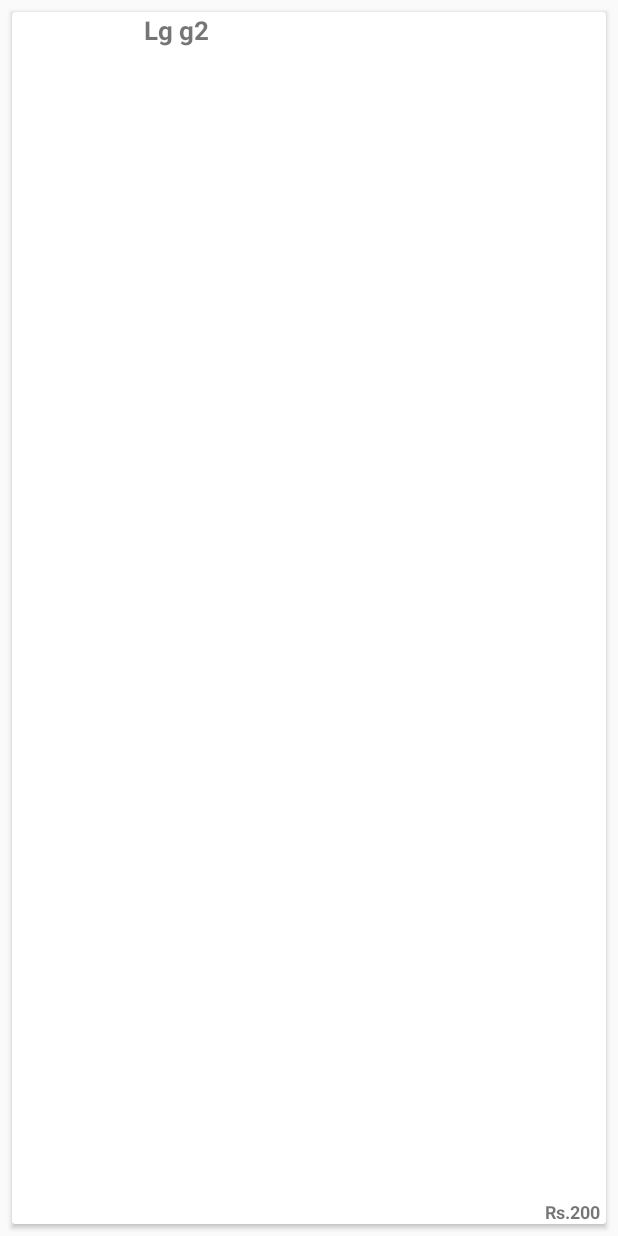
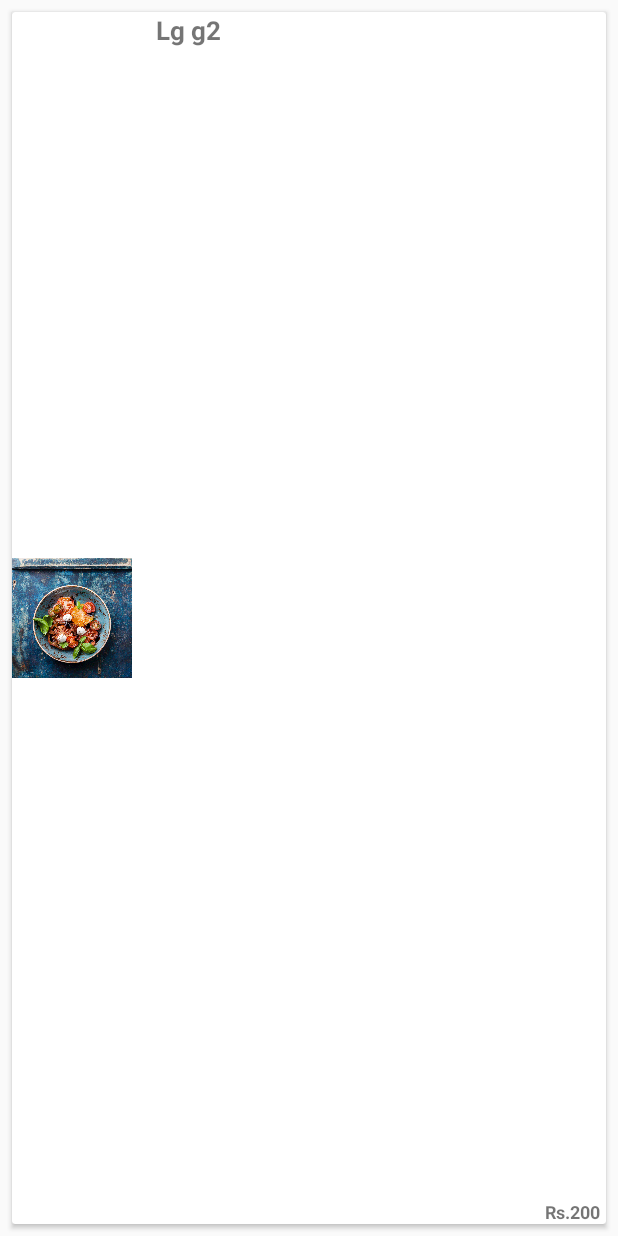
Before and after one commit to mobeenriaz89/AndroidProjects, an Android app: the layout list_row.xml on its own in the app's theme, with its tools: preview values and no code run, on a phone screen of 412 x 824 dp. Run offline under Robolectric (Android 15) with nearby library versions, the phone set to English and light mode, and no system bars.

Commit message:
payment gateway started

```diff
--- a/app/src/main/java/com/mubeen/vanesa/activites/MainActivity.java
+++ b/app/src/main/java/com/mubeen/vanesa/activites/MainActivity.java
@@ -41,6 +41,7 @@ public class MainActivity extends AppCompatActivity
     TextView nav_username;
     TextView nav_email;
     Button button_retry;
+    View count;
     SQLiteHandler db;
     SessionManager session;
     @Override
@@ -88,10 +89,12 @@ public class MainActivity extends AppCompatActivity
     private void loadData() {
         if(AppConfig.isNetworkStatusAvialable (getApplicationContext())) {
             button_retry.setVisibility(View.GONE);
+            getActionBar().show();
             updateNavHeader();
             FragmentTransaction ft = getSupportFragmentManager().beginTransaction();
             ft.replace(R.id.FragmentContainer,new ItemFragment()).commit();
         } else {
+            getActionBar().hide();
             button_retry.setVisibility(View.VISIBLE);
             View parentLayout = findViewById(R.id.content_main);
             Snackbar.make(parentLayout, "Please check your Internet Connection", Snackbar.LENGTH_SHORT).show();
--- a/app/src/main/res/layout/content_main.xml
+++ b/app/src/main/res/layout/content_main.xml
@@ -5,10 +5,6 @@
     android:id="@+id/content_main"
     android:layout_width="match_parent"
     android:layout_height="match_parent"
-    android:paddingBottom="@dimen/activity_vertical_margin"
-    android:paddingLeft="@dimen/activity_horizontal_margin"
-    android:paddingRight="@dimen/activity_horizontal_margin"
-    android:paddingTop="@dimen/activity_vertical_margin"
     app:layout_behavior="@string/appbar_scrolling_view_behavior"
     tools:context="com.mubeen.vanesa.activites.MainActivity"
     tools:showIn="@layout/app_bar_main"
--- a/app/src/main/res/layout/list_row.xml
+++ b/app/src/main/res/layout/list_row.xml
@@ -3,8 +3,8 @@
     xmlns:app="http://schemas.android.com/apk/res-auto"
     android:layout_width="match_parent"
     android:layout_height="wrap_content"
-    xmlns:card_view="http://schemas.android.com/tools"
->
+
+    xmlns:card_view="http://schemas.android.com/tools">
 
 
     <android.support.v7.widget.CardView
@@ -19,13 +19,15 @@
 
         <RelativeLayout
             android:layout_width="match_parent"
-            android:layout_height="match_parent">
+            android:layout_height="match_parent"
+            >
 
     <ImageView
         android:id="@+id/pImage"
         android:layout_width="80dp"
-        android:layout_height="80dp"
-        android:layout_marginRight="8dp"
+        android:layout_height="wrap_content"
+        android:src="@drawable/meal1"
+
         />
     <TextView
         android:id="@+id/pTitle"
@@ -36,6 +38,7 @@
         android:layout_toRightOf="@+id/pImage"
         android:textSize="@dimen/list_product_title"
         android:textStyle="bold"
+        android:layout_marginLeft="16dp"
         />
     <ImageButton
         android:visibility="gone"
--- a/app/src/main/res/values/strings.xml
+++ b/app/src/main/res/values/strings.xml
@@ -27,4 +27,8 @@
     <string name="already_registered">Already registered? Sign in</string>
 
     <string name="nav_header_default_text">Sign in | Join for free</string>
+
+    <!--Paypal-->
+    <string name="paypal_clientID">AR5n0W81LZsNgZ8IpvJbqt8IH8c1Kos1pqJ4RSdrL_ViVNnnuDMNWtuw4mcnlx2YXOge4oW9py9NvLoU</string>
+    <string name="paypal_Secret">EDVOnJiC18uPY3VGO2nO7mvJK86mXj05Kojs_BmS8tZZtaaTuXyS_vv4g1liSksQ97cqkGq4wanVGipq</string>
 </resources>
--- a/build.gradle
+++ b/build.gradle
@@ -3,6 +3,7 @@
 buildscript {
     repositories {
         jcenter()
+        mavenCentral()
     }
     dependencies {
         classpath 'com.android.tools.build:gradle:2.3.0'
```
Also changed, not shown: app/src/main/java/com/mubeen/vanesa/activites/ShoppingCart.java (+21 -1 lines), app/src/main/java/com/mubeen/vanesa/model/MyItemRecyclerViewAdapter.java (+6 -1 lines), app/src/main/res/layout/activity_shopping_cart.xml (+7 -1 lines).
